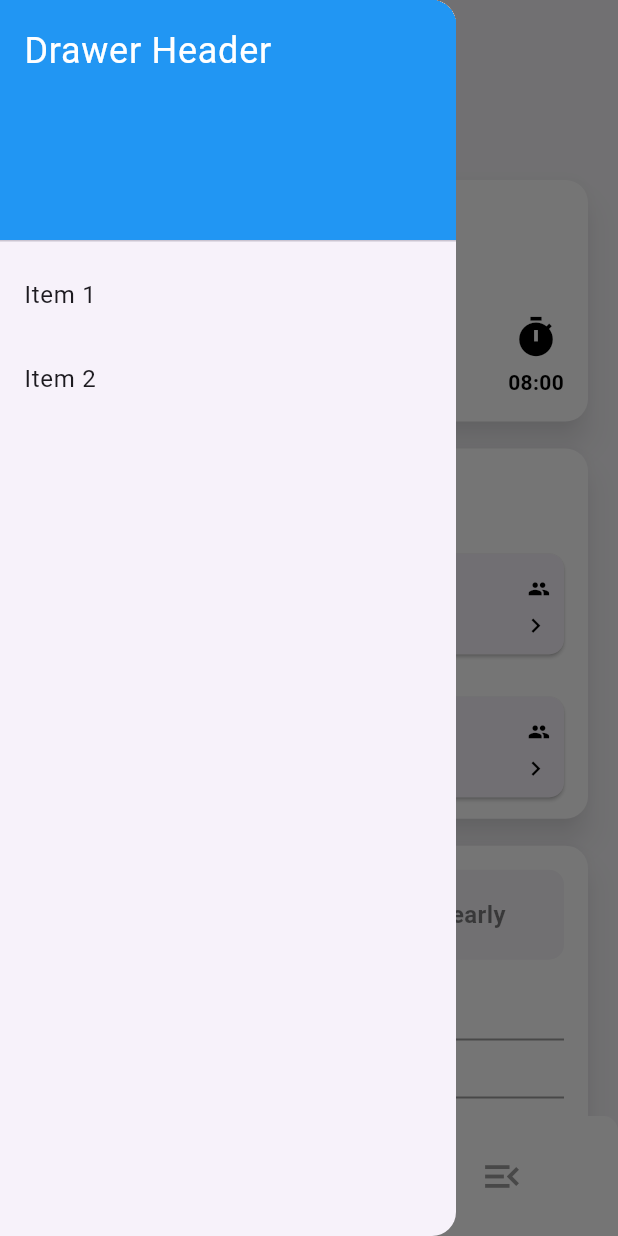
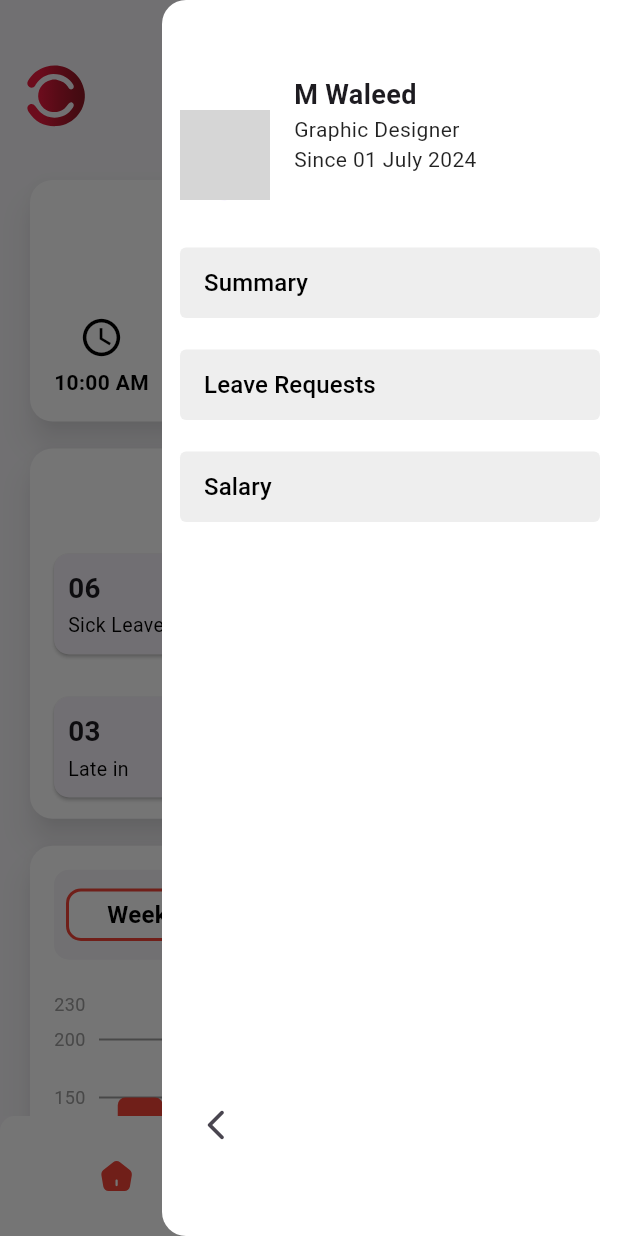
Before and after one commit to kashan8abbas/Codex-Clock, a Flutter app: the HomeScreen screen opened directly, with the side drawer open, on a phone screen of 412 x 824 dp. Run offline on Flutter 3.47's test engine with Material 3 defaults, Android fonts, the phone set to English and light mode, and no system bars; drawn by our look-alikes of fl_chart; our stand-ins replace camera, flutter_svg, image_picker, pinput; missing offline and left inert: qr_code_scanner; grey boxes are pictures that could not be loaded.

Commit message:
Added the Drawer Widget
Implemented the Drawer Widget and Called it into mainscreens also called the scanQR Screen.

```diff
--- a/lib/Views/Screens/HomePages/HomeScreen.dart
+++ b/lib/Views/Screens/HomePages/HomeScreen.dart
@@ -1,5 +1,7 @@
 import 'dart:async';
 
+import 'package:codex_clock/Views/Screens/HomePages/QR_CodeScreen.dart';
+import 'package:codex_clock/Views/Widgets/CustomDrawer.dart';
 import 'package:codex_clock/Views/Widgets/CustomNavbar.dart';
 import 'package:codex_clock/Views/Widgets/CustomTimeCard.dart';
 import 'package:flutter/material.dart';
@@ -40,6 +42,11 @@
     setState(() {
       _selectedIndex = index;
     });
+
+    if (_selectedIndex == 2) {
+      // Use the scaffold key to open the drawer
+      _scaffoldKey.currentState?.openEndDrawer();
+    }
   }
 
   @override
@@ -50,40 +57,13 @@
 
   @override
   Widget build(BuildContext context) {
-    if (_selectedIndex == 1) {
-      WidgetsBinding.instance.addPostFrameCallback((_) {
-        _scaffoldKey.currentState?.openDrawer();
-      });
-    }
     //double screenHeight = MediaQuery.of(context).size.height;
     return Scaffold(
       key: _scaffoldKey,
       backgroundColor: const Color.fromRGBO(246, 245, 248, 1),
-      drawer: Drawer(
-        child: ListView(
-          padding: EdgeInsets.zero,
-          children: [
-            const DrawerHeader(
-              decoration: BoxDecoration(color: Colors.blue),
-              child: Text("Drawer Header", style: TextStyle(color: Colors.white, fontSize: 24)),
-            ),
-            ListTile(
-              title: const Text("Item 1"),
-              onTap: () {
-                Navigator.pop(context); // Close the drawer
-              },
-            ),
-            ListTile(
-              title: const Text("Item 2"),
-              onTap: () {
-                Navigator.pop(context); // Close the drawer
-              },
-            ),
-          ],
-        ),
-      ),
+      endDrawer: const CustomDrawer(),
       body:
-          _selectedIndex == 0
+          _selectedIndex == 0 || _selectedIndex == 2
               ? Stack(
                 children: [
                   // Scrollable content
@@ -161,9 +141,7 @@
                 ],
               )
               : _selectedIndex == 1
-              ? Text("Scan")
-              : _selectedIndex == 2
-              ? Text("Drawer")
+              ? QRScannerBody()
               : Text("hello world"),
       bottomNavigationBar: CustomBottomNavBar(
         selectedIndex: _selectedIndex,
--- a/lib/Views/Screens/HomePages/QR_CodeScreen.dart
+++ b/lib/Views/Screens/HomePages/QR_CodeScreen.dart
@@ -1,21 +1,21 @@
 import 'package:flutter/material.dart';
 import 'package:qr_code_scanner/qr_code_scanner.dart';
 
-class MyHomeScreen extends StatefulWidget {
-  const MyHomeScreen({super.key});
+class QRScannerBody extends StatefulWidget {
+  const QRScannerBody({Key? key}) : super(key: key);
 
   @override
-  State<MyHomeScreen> createState() => _MyHomeScreenState();
+  State<QRScannerBody> createState() => _QRScannerBodyState();
 }
 
-class _MyHomeScreenState extends State<MyHomeScreen> {
+class _QRScannerBodyState extends State<QRScannerBody> {
   final GlobalKey qrKey = GlobalKey(debugLabel: "QR");
   Barcode? result;
   QRViewController? controller;
+
   @override
   Widget build(BuildContext context) {
-    return Scaffold(
-      body: Column(
+    return Column(
       children: [
         Expanded(
           flex: 5,
@@ -26,12 +26,11 @@
           child: Center(
             child:
                 (result != null)
-                      ? Text("barcode Data: ${result!.code}")
-                      : Text("Scan a Code"),
+                    ? Text("Barcode Data: ${result!.code}")
+                    : const Text("Scan a Code"),
           ),
         ),
       ],
-      ),
     );
   }
 
@@ -43,4 +42,10 @@
       });
     });
   }
+
+  @override
+  void dispose() {
+    controller?.dispose();
+    super.dispose();
   }
+}
--- /dev/null
+++ b/lib/Views/Widgets/CustomDrawer.dart
@@ -0,0 +1,105 @@
+import 'package:flutter/material.dart';
+
+class CustomDrawer extends StatelessWidget {
+  const CustomDrawer({Key? key}) : super(key: key);
+
+  @override
+  Widget build(BuildContext context) {
+    return Drawer(
+      backgroundColor: Colors.white,
+      child: SafeArea(
+        child: Padding(
+          padding: const EdgeInsets.symmetric(horizontal: 0.0, vertical: 50.0),
+          child: Column(
+            crossAxisAlignment: CrossAxisAlignment.start,
+            children: [
+              // Profile section
+              Padding(
+                padding: const EdgeInsets.symmetric(horizontal: 12.0),
+                child: Row(
+                  children: [
+                    const CircleAvatar(
+                      radius: 30,
+                      backgroundImage: AssetImage('assets/profile.jpg'),
+                    ),
+                    const SizedBox(width: 16),
+                    Column(
+                      crossAxisAlignment: CrossAxisAlignment.start,
+                      children: const [
+                        Text(
+                          "M Waleed",
+                          style: TextStyle(
+                            fontWeight: FontWeight.bold,
+                            fontSize: 18,
+                          ),
+                        ),
+                        Text(
+                          "Graphic Designer",
+                          style: TextStyle(fontSize: 14, color: Colors.black87),
+                        ),
+                        Text(
+                          "Since 01 July 2024",
+                          style: TextStyle(fontSize: 14, color: Colors.black87),
+                        ),
+                        const SizedBox(height: 20),
+                        const Divider(height: 1, thickness: 1),
+                        const SizedBox(height: 20),
+                      ],
+                    ),
+                  ],
+                ),
+              ),
+
+              // Menu items with card-like appearance
+              TextButton(onPressed: () {}, child: _buildMenuItem("Summary")),
+              const SizedBox(height: 5),
+              TextButton(
+                onPressed: () {},
+                child: _buildMenuItem("Leave Requests"),
+              ),
+              const SizedBox(height: 5),
+              TextButton(onPressed: () {}, child: _buildMenuItem("Salary")),
+
+              const Spacer(),
+
+              // Back icon at the left bottom
+              Padding(
+                padding: const EdgeInsets.symmetric(horizontal: 12.0),
+                child: IconButton(
+                  icon: const Icon(Icons.arrow_back_ios_new_rounded),
+                  onPressed: () {
+                    Navigator.pop(context); // Close the drawer
+                  },
+                ),
+              ),
+            ],
+          ),
+        ),
+      ),
+    );
+  }
+
+  Widget _buildMenuItem(String title) {
+    return Container(
+      decoration: BoxDecoration(
+        color: Colors.grey.shade200,
+        borderRadius: BorderRadius.circular(4),
+      ),
+      child: Padding(
+        padding: const EdgeInsets.symmetric(horizontal: 16.0, vertical: 12.0),
+        child: Row(
+          children: [
+            Text(
+              title,
+              style: const TextStyle(
+                fontSize: 16,
+                fontWeight: FontWeight.w500,
+                color: Colors.black,
+              ),
+            ),
+          ],
+        ),
+      ),
+    );
+  }
+}
--- a/lib/Views/Widgets/CustomNavbar.dart
+++ b/lib/Views/Widgets/CustomNavbar.dart
@@ -34,48 +34,7 @@
                   // Home Button
                   IconButton(
                     onPressed: () => onItemTapped(0),
-                    icon:
-                        selectedIndex != 0
-                            ? Stack(
-                              alignment: Alignment.center,
-                              children: [
-                                // Outer red home border
-                                SvgPicture.asset(
-                                  "lib/Utils/Icons/home.svg",
-                                  colorFilter: const ColorFilter.mode(
-                                    Colors.red,
-                                    BlendMode.srcIn,
-                                  ), // Red Border
-                                  width: 27,
-                                  height: 27,
-                                ),
-                                // Inner white home icon
-                                SvgPicture.asset(
-                                  "lib/Utils/Icons/home.svg",
-                                  colorFilter: const ColorFilter.mode(
-                                    Colors.white,
-                                    BlendMode.srcIn,
-                                  ), // White Fill
-                                  width: 20,
-                                  height: 20,
-                                ),
-                                // Red Door inside home
-                                Positioned(
-                                  bottom: 3, // Adjust based on icon structure
-                                  child: Container(
-                                    width: 6,
-                                    height: 7,
-                                    decoration: BoxDecoration(
-                                      color: Colors.red,
-                                      borderRadius: BorderRadius.circular(
-                                        2,
-                                      ), // Optional rounded door effect
-                                    ),
-                                  ),
-                                ),
-                              ],
-                            )
-                            : SvgPicture.asset(
+                    icon: SvgPicture.asset(
                       "lib/Utils/Icons/home.svg",
                       colorFilter: const ColorFilter.mode(
                         Colors.red, // Fully red when selected
--- a/lib/main.dart
+++ b/lib/main.dart
@@ -2,7 +2,7 @@
 import 'package:codex_clock/ViewModels/Register2_VIewModel.dart';
 import 'package:codex_clock/ViewModels/TakePhoto_ViewModel.dart';
 import 'package:codex_clock/Views/Screens/AuthScreens/LoginScreen.dart';
-import 'package:codex_clock/Views/Screens/HomePages/QR_CodeScreen.dart';
+//import 'package:codex_clock/Views/Screens/HomePages/QR_CodeScreen.dart';
 import 'package:flutter/material.dart';
 import 'package:provider/provider.dart';
 
@@ -24,6 +24,6 @@
 
   @override
   Widget build(BuildContext context) {
-    return MaterialApp(debugShowCheckedModeBanner: false, home: MyHomeScreen());
+    return MaterialApp(debugShowCheckedModeBanner: false, home: LoginScreen());
   }
 }
```
Lines whose indentation alone changed are shown as unchanged.
